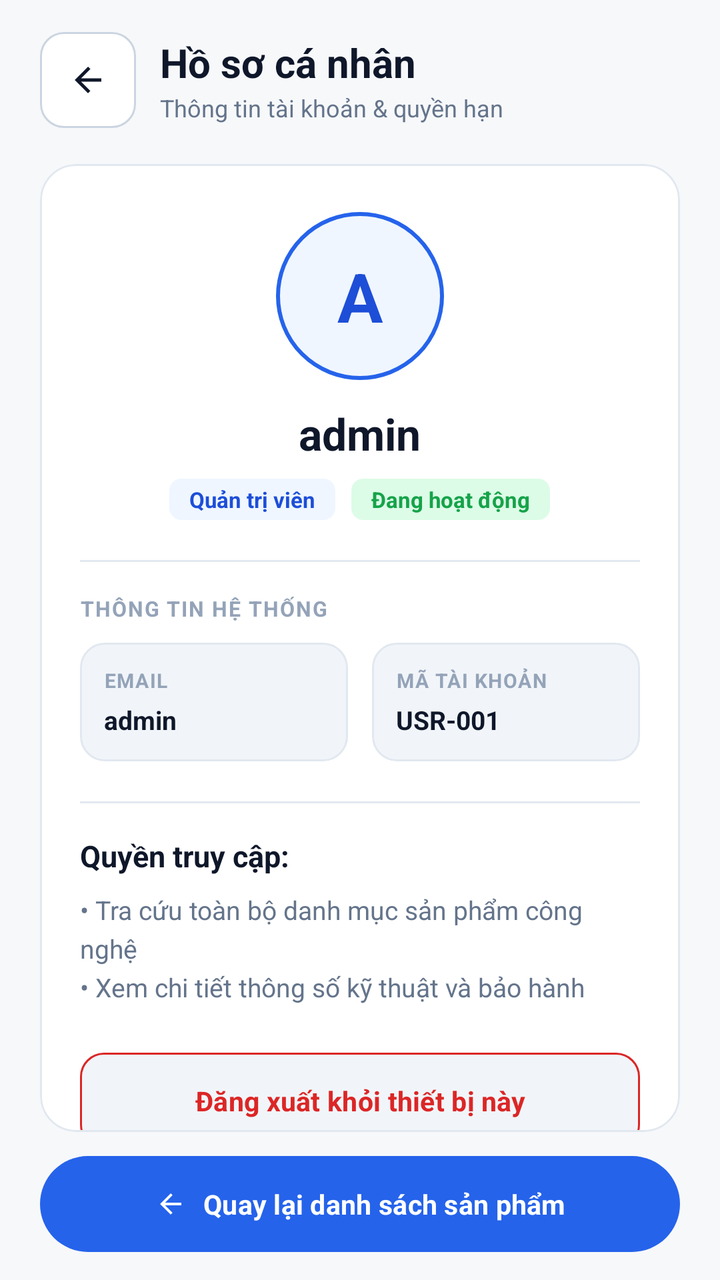
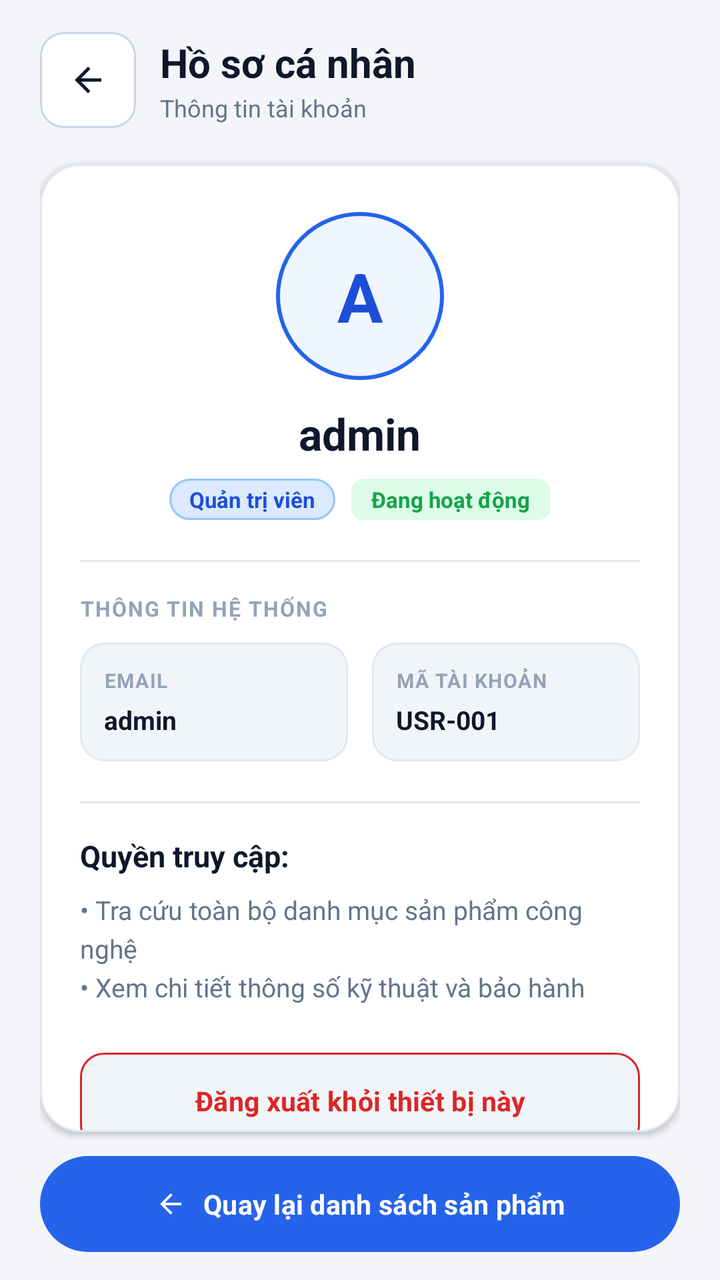

Before-and-after screenshots of an Android layout around one commit, followed by the original layout XML and the change that was made.
<!-- AndroidManifest.xml: application theme Theme.MyApplication -->
<!-- res/layout/activity_profile.xml -->
<?xml version="1.0" encoding="utf-8"?>
<LinearLayout xmlns:android="http://schemas.android.com/apk/res/android"
    xmlns:app="http://schemas.android.com/apk/res-auto"
    xmlns:tools="http://schemas.android.com/tools"
    android:id="@+id/rootProfile"
    android:layout_width="match_parent"
    android:layout_height="match_parent"
    android:background="@color/screen_background"
    android:fitsSystemWindows="true"
    android:orientation="vertical"
    android:paddingStart="20dp"
    android:paddingTop="12dp"
    android:paddingEnd="20dp"
    android:paddingBottom="14dp"
    tools:ignore="HardcodedText,TextContrastCheck,TouchTargetSizeCheck">

    <LinearLayout
        android:layout_width="match_parent"
        android:layout_height="wrap_content"
        android:gravity="center_vertical"
        android:orientation="horizontal"
        android:paddingTop="4dp"
        android:paddingBottom="4dp">

        <com.google.android.material.button.MaterialButton
            android:id="@+id/btnBack"
            android:layout_width="48dp"
            android:layout_height="48dp"
            android:clickable="true"
            android:contentDescription="Quay lại"
            android:focusable="true"
            android:insetLeft="0dp"
            android:insetTop="0dp"
            android:insetRight="0dp"
            android:insetBottom="0dp"
            android:minWidth="48dp"
            android:minHeight="48dp"
            android:padding="0dp"
            app:backgroundTint="@color/surface"
            app:cornerRadius="12dp"
            app:icon="@drawable/ic_arrow_left_24"
            app:iconGravity="textStart"
            app:iconPadding="0dp"
            app:iconSize="20dp"
            app:iconTint="@color/ink"
            app:strokeColor="@color/border_strong"
            app:strokeWidth="1dp" />

        <LinearLayout
            android:layout_width="0dp"
            android:layout_height="wrap_content"
            android:layout_marginStart="12dp"
            android:layout_weight="1"
            android:orientation="vertical">

            <TextView
                android:layout_width="wrap_content"
                android:layout_height="wrap_content"
                android:text="Hồ sơ cá nhân"
                android:textColor="@color/ink"
                android:textSize="20sp"
                android:textStyle="bold" />

            <TextView
                android:id="@+id/tvProfileHeaderSubtitle"
                android:layout_width="wrap_content"
                android:layout_height="wrap_content"
                android:layout_marginTop="1dp"
                android:text="Thông tin tài khoản &amp; quyền hạn"
                android:textColor="@color/text_secondary"
                android:textSize="12sp" />
        </LinearLayout>
    </LinearLayout>

    <com.google.android.material.card.MaterialCardView
        android:layout_width="match_parent"
        android:layout_height="0dp"
        android:layout_marginTop="14dp"
        android:layout_marginBottom="12dp"
        android:layout_weight="1"
        app:cardBackgroundColor="@color/surface"
        app:cardCornerRadius="18dp"
        app:cardElevation="0dp"
        app:strokeColor="@color/border"
        app:strokeWidth="1dp">

        <ScrollView
            android:layout_width="match_parent"
            android:layout_height="match_parent"
            android:clipToPadding="false"
            android:overScrollMode="never"
            android:scrollbars="none">

            <LinearLayout
                android:layout_width="match_parent"
                android:layout_height="wrap_content"
                android:gravity="center_horizontal"
                android:orientation="vertical"
                android:padding="20dp">

                <FrameLayout
                    android:layout_width="84dp"
                    android:layout_height="84dp"
                    android:layout_marginTop="4dp"
                    android:background="@drawable/bg_avatar_circle">

                    <TextView
                        android:id="@+id/tvProfileAvatar"
                        android:layout_width="match_parent"
                        android:layout_height="match_parent"
                        android:gravity="center"
                        android:text="A"
                        android:textColor="@color/primary_dark"
                        android:textSize="34sp"
                        android:textStyle="bold" />
                </FrameLayout>

                <TextView
                    android:id="@+id/tvProfileUsername"
                    android:layout_width="wrap_content"
                    android:layout_height="wrap_content"
                    android:layout_marginTop="12dp"
                    android:text="admin"
                    android:textColor="@color/ink"
                    android:textSize="22sp"
                    android:textStyle="bold" />

                <LinearLayout
                    android:layout_width="wrap_content"
                    android:layout_height="wrap_content"
                    android:layout_marginTop="8dp"
                    android:gravity="center"
                    android:orientation="horizontal">

                    <TextView
                        android:id="@+id/tvProfileRoleBadge"
                        android:layout_width="wrap_content"
                        android:layout_height="wrap_content"
                        android:background="@drawable/bg_badge_primary"
                        android:paddingStart="10dp"
                        android:paddingTop="3dp"
                        android:paddingEnd="10dp"
                        android:paddingBottom="3dp"
                        android:text="Quản trị viên"
                        android:textColor="@color/primary_dark"
                        android:textSize="11sp"
                        android:textStyle="bold" />

                    <TextView
                        android:id="@+id/tvProfileStatusBadge"
                        android:layout_width="wrap_content"
                        android:layout_height="wrap_content"
                        android:layout_marginStart="8dp"
                        android:background="@drawable/bg_badge_success"
                        android:paddingStart="10dp"
                        android:paddingTop="3dp"
                        android:paddingEnd="10dp"
                        android:paddingBottom="3dp"
                        android:text="Đang hoạt động"
                        android:textColor="@color/success"
                        android:textSize="11sp"
                        android:textStyle="bold" />
                </LinearLayout>

                <View
                    android:layout_width="match_parent"
                    android:layout_height="1dp"
                    android:layout_marginTop="20dp"
                    android:layout_marginBottom="16dp"
                    android:background="@color/border" />

                <TextView
                    android:layout_width="match_parent"
                    android:layout_height="wrap_content"
                    android:letterSpacing="0.06"
                    android:text="THÔNG TIN HỆ THỐNG"
                    android:textColor="@color/text_tertiary"
                    android:textSize="10.5sp"
                    android:textStyle="bold" />

                <LinearLayout
                    android:layout_width="match_parent"
                    android:layout_height="wrap_content"
                    android:layout_marginTop="10dp"
                    android:orientation="horizontal">

                    <LinearLayout
                        android:layout_width="0dp"
                        android:layout_height="wrap_content"
                        android:layout_marginEnd="6dp"
                        android:layout_weight="1"
                        android:background="@drawable/bg_spec_box"
                        android:orientation="vertical"
                        android:padding="12dp">

                        <TextView
                            android:layout_width="wrap_content"
                            android:layout_height="wrap_content"
                            android:letterSpacing="0.05"
                            android:text="EMAIL"
                            android:textColor="@color/text_tertiary"
                            android:textSize="10sp"
                            android:textStyle="bold" />

                        <TextView
                            android:id="@+id/tvProfileUserValue"
                            android:layout_width="wrap_content"
                            android:layout_height="wrap_content"
                            android:layout_marginTop="4dp"
                            android:text="admin"
                            android:textColor="@color/ink"
                            android:textSize="13sp"
                            android:textStyle="bold" />
                    </LinearLayout>

                    <LinearLayout
                        android:layout_width="0dp"
                        android:layout_height="wrap_content"
                        android:layout_marginStart="6dp"
                        android:layout_weight="1"
                        android:background="@drawable/bg_spec_box"
                        android:orientation="vertical"
                        android:padding="12dp">

                        <TextView
                            android:layout_width="wrap_content"
                            android:layout_height="wrap_content"
                            android:letterSpacing="0.05"
                            android:text="MÃ TÀI KHOẢN"
                            android:textColor="@color/text_tertiary"
                            android:textSize="10sp"
                            android:textStyle="bold" />

                        <TextView
                            android:id="@+id/tvProfileIdValue"
                            android:layout_width="wrap_content"
                            android:layout_height="wrap_content"
                            android:layout_marginTop="4dp"
                            android:text="USR-001"
                            android:textColor="@color/ink"
                            android:textSize="13sp"
                            android:textStyle="bold" />
                    </LinearLayout>
                </LinearLayout>

                <View
                    android:layout_width="match_parent"
                    android:layout_height="1dp"
                    android:layout_marginTop="20dp"
                    android:layout_marginBottom="16dp"
                    android:background="@color/border" />

                <TextView
                    android:layout_width="match_parent"
                    android:layout_height="wrap_content"
                    android:text="Quyền truy cập:"
                    android:textColor="@color/ink"
                    android:textSize="15sp"
                    android:textStyle="bold" />

                <TextView
                    android:id="@+id/tvProfilePermissions"
                    android:layout_width="match_parent"
                    android:layout_height="wrap_content"
                    android:layout_marginTop="8dp"
                    android:lineSpacingExtra="4dp"
                    android:text="• Tra cứu toàn bộ danh mục sản phẩm công nghệ\n• Xem chi tiết thông số kỹ thuật và bảo hành"
                    android:textColor="@color/text_secondary"
                    android:textSize="13sp" />

                <com.google.android.material.button.MaterialButton
                    android:id="@+id/btnLogoutProfile"
                    android:layout_width="match_parent"
                    android:layout_height="48dp"
                    android:layout_marginTop="24dp"
                    android:insetLeft="0dp"
                    android:insetTop="0dp"
                    android:insetRight="0dp"
                    android:insetBottom="0dp"
                    android:minWidth="48dp"
                    android:minHeight="48dp"
                    android:text="Đăng xuất khỏi thiết bị này"
                    android:textAllCaps="false"
                    android:textColor="@color/danger"
                    android:textSize="13.5sp"
                    android:textStyle="bold"
                    app:backgroundTint="@color/surface_subtle"
                    app:cornerRadius="12dp"
                    app:strokeColor="@color/danger"
                    app:strokeWidth="1dp" />

            </LinearLayout>
        </ScrollView>
    </com.google.android.material.card.MaterialCardView>

    <com.google.android.material.button.MaterialButton
        android:id="@+id/btnBackToListBottom"
        android:layout_width="match_parent"
        android:layout_height="48dp"
        android:insetLeft="0dp"
        android:insetTop="0dp"
        android:insetRight="0dp"
        android:insetBottom="0dp"
        android:minWidth="48dp"
        android:minHeight="48dp"
        android:text="Quay lại danh sách sản phẩm"
        android:textAllCaps="false"
        android:textColor="@color/white"
        android:textSize="13.5sp"
        android:textStyle="bold"
        app:backgroundTint="@color/primary"
        app:cornerRadius="24dp"
        app:icon="@drawable/ic_arrow_left_24"
        app:iconGravity="textStart"
        app:iconPadding="8dp"
        app:iconSize="16dp"
        app:iconTint="@color/white" />

</LinearLayout>
<!-- resources referenced by this layout -->
<resources>
  <color name="border">#E2E8F0</color>
  <color name="border_strong">#CBD5E1</color>
  <color name="danger">#DC2626</color>
  <color name="ink">#0F172A</color>
  <color name="primary">#2563EB</color>
  <color name="primary_dark">#1D4ED8</color>
  <color name="screen_background">#F7F8FA</color>
  <color name="success">#16A34A</color>
  <color name="surface">#FFFFFFFF</color>
  <color name="surface_subtle">#F1F5F9</color>
  <color name="text_secondary">#64748B</color>
  <color name="text_tertiary">#94A3B8</color>
  <color name="white">#FFFFFFFF</color>
  <!-- drawable bg_avatar_circle (drawable) -->
  <?xml version="1.0" encoding="utf-8"?>
  <shape xmlns:android="http://schemas.android.com/apk/res/android" android:shape="oval">
      <solid android:color="@color/primary_soft" />
      <stroke android:width="2dp" android:color="@color/primary" />
  </shape>
  <!-- drawable bg_badge_primary (drawable) -->
  <?xml version="1.0" encoding="utf-8"?>
  <shape xmlns:android="http://schemas.android.com/apk/res/android" android:shape="rectangle">
      <solid android:color="@color/primary_soft" />
      <corners android:radius="6dp" />
  </shape>
  <!-- drawable bg_badge_success (drawable) -->
  <?xml version="1.0" encoding="utf-8"?>
  <shape xmlns:android="http://schemas.android.com/apk/res/android" android:shape="rectangle">
      <solid android:color="#DCFCE7" />
      <corners android:radius="6dp" />
  </shape>
  <!-- drawable bg_spec_box (drawable) -->
  <?xml version="1.0" encoding="utf-8"?>
  <shape xmlns:android="http://schemas.android.com/apk/res/android" android:shape="rectangle">
      <solid android:color="@color/surface_subtle" />
      <stroke android:width="1dp" android:color="@color/border" />
      <corners android:radius="12dp" />
  </shape>
  <!-- drawable ic_arrow_left_24 (drawable) -->
  <?xml version="1.0" encoding="utf-8"?>
  <vector xmlns:android="http://schemas.android.com/apk/res/android" android:width="24dp" android:height="24dp" android:viewportWidth="24" android:viewportHeight="24">
      <path android:fillColor="#FF0F172A" android:pathData="M20,11H7.83l5.59,-5.59L12,4l-8,8 8,8 1.41,-1.41L7.83,13H20v-2z" />
  </vector>
  <style name="Theme.MyApplication" parent="Base.Theme.MyApplication" />
  <color name="primary_soft">#EFF6FF</color>
  <style name="Base.Theme.MyApplication" parent="Theme.Material3.Light.NoActionBar">
          <item name="colorPrimary">@color/primary</item>
          <item name="colorOnPrimary">@color/white</item>
          <item name="colorSurface">@color/surface</item>
          <item name="android:fontFamily">sans-serif</item>
          <item name="android:windowLightStatusBar">true</item>
          <item name="android:statusBarColor">@color/screen_background</item>
          <item name="android:navigationBarColor">@color/screen_background</item>
          <item name="android:windowLightNavigationBar" tools:targetApi="27">true</item>
          <item name="android:windowActionModeOverlay">true</item>
      </style>
</resources>

<!-- the commit's change to res/layout/activity_profile.xml (unified diff, before → after) -->
@@ -66,7 +66,7 @@
                 android:layout_width="wrap_content"
                 android:layout_height="wrap_content"
                 android:layout_marginTop="1dp"
-                android:text="Thông tin tài khoản &amp; quyền hạn"
+                android:text="Thông tin tài khoản"
                 android:textColor="@color/text_secondary"
                 android:textSize="12sp" />
         </LinearLayout>
@@ -79,8 +79,8 @@
         android:layout_marginBottom="12dp"
         android:layout_weight="1"
         app:cardBackgroundColor="@color/surface"
-        app:cardCornerRadius="18dp"
-        app:cardElevation="0dp"
+        app:cardCornerRadius="20dp"
+        app:cardElevation="2dp"
         app:strokeColor="@color/border"
         app:strokeWidth="1dp">
 
@@ -162,12 +162,12 @@
                         android:textStyle="bold" />
                 </LinearLayout>
 
-                <View
-                    android:layout_width="match_parent"
-                    android:layout_height="1dp"
+                <com.google.android.material.divider.MaterialDivider
+                    android:layout_width="match_parent"
+                    android:layout_height="wrap_content"
                     android:layout_marginTop="20dp"
                     android:layout_marginBottom="16dp"
-                    android:background="@color/border" />
+                    app:dividerColor="@color/border" />
 
                 <TextView
                     android:layout_width="match_parent"
@@ -243,12 +243,12 @@
                     </LinearLayout>
                 </LinearLayout>
 
-                <View
-                    android:layout_width="match_parent"
-                    android:layout_height="1dp"
+                <com.google.android.material.divider.MaterialDivider
+                    android:layout_width="match_parent"
+                    android:layout_height="wrap_content"
                     android:layout_marginTop="20dp"
                     android:layout_marginBottom="16dp"
-                    android:background="@color/border" />
+                    app:dividerColor="@color/border" />
 
                 <TextView
                     android:layout_width="match_parent"
@@ -267,6 +267,21 @@
                     android:text="• Tra cứu toàn bộ danh mục sản phẩm công nghệ\n• Xem chi tiết thông số kỹ thuật và bảo hành"
                     android:textColor="@color/text_secondary"
                     android:textSize="13sp" />
+
+                <com.google.android.material.button.MaterialButton
+                    android:id="@+id/btnProfileAdmin"
+                    android:layout_width="match_parent"
+                    android:layout_height="48dp"
+                    android:layout_marginTop="16dp"
+                    android:minHeight="48dp"
+                    android:text="Mở Bảng điều khiển Admin"
+                    android:textAllCaps="false"
+                    android:textColor="@color/white"
+                    android:textSize="13.5sp"
+                    android:textStyle="bold"
+                    android:visibility="gone"
+                    app:backgroundTint="@color/primary"
+                    app:cornerRadius="12dp" />
 
                 <com.google.android.material.button.MaterialButton
                     android:id="@+id/btnLogoutProfile"
<!-- resource entries referenced after the edit -->
@@ -6,7 +6,7 @@
   <color name="ink">#0F172A</color>
   <color name="primary">#2563EB</color>
   <color name="primary_dark">#1D4ED8</color>
-  <color name="screen_background">#F7F8FA</color>
+  <color name="screen_background">#F4F5F9</color>
   <color name="success">#16A34A</color>
   <color name="surface">#FFFFFFFF</color>
   <color name="surface_subtle">#F1F5F9</color>
@@ -22,8 +22,11 @@
   <!-- drawable bg_badge_primary (drawable) -->
   <?xml version="1.0" encoding="utf-8"?>
   <shape xmlns:android="http://schemas.android.com/apk/res/android" android:shape="rectangle">
-      <solid android:color="@color/primary_soft" />
-      <corners android:radius="6dp" />
+      <solid android:color="#DBEAFE" />
+      <stroke
+          android:width="1dp"
+          android:color="#93C5FD" />
+      <corners android:radius="10dp" />
   </shape>
   <!-- drawable bg_badge_success (drawable) -->
   <?xml version="1.0" encoding="utf-8"?>
@@ -48,7 +51,16 @@
   <style name="Base.Theme.MyApplication" parent="Theme.Material3.Light.NoActionBar">
           <item name="colorPrimary">@color/primary</item>
           <item name="colorOnPrimary">@color/white</item>
+          <item name="colorPrimaryContainer">@color/primary_soft</item>
+          <item name="colorOnPrimaryContainer">@color/primary_dark</item>
+          <item name="colorSecondaryContainer">@color/primary_soft</item>
+          <item name="colorOnSecondaryContainer">@color/primary_dark</item>
           <item name="colorSurface">@color/surface</item>
+          <item name="colorOnSurface">@color/ink</item>
+          <item name="colorSurfaceVariant">@color/surface_subtle</item>
+          <item name="colorOnSurfaceVariant">@color/text_secondary</item>
+          <item name="colorOutline">@color/border_strong</item>
+          <item name="elevationOverlayEnabled">false</item>
           <item name="android:fontFamily">sans-serif</item>
           <item name="android:windowLightStatusBar">true</item>
           <item name="android:statusBarColor">@color/screen_background</item>
